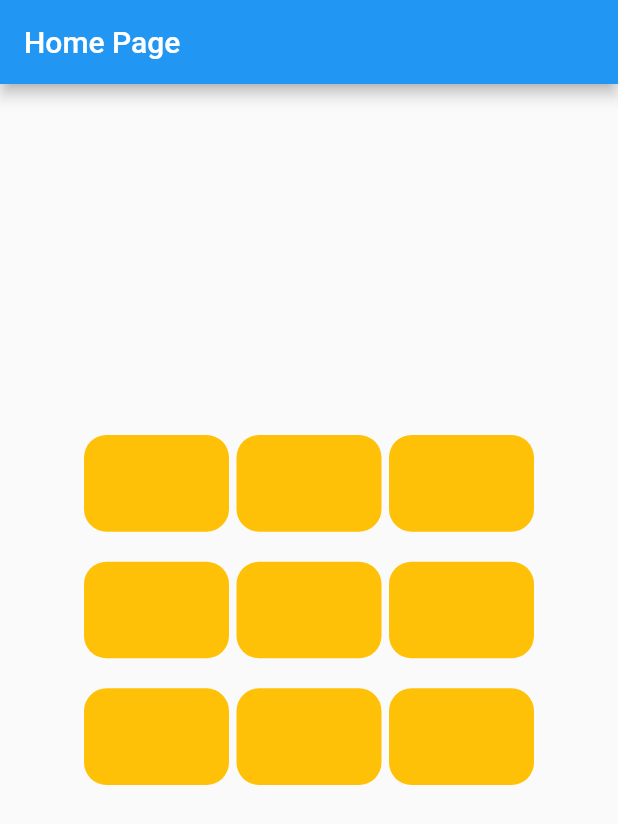
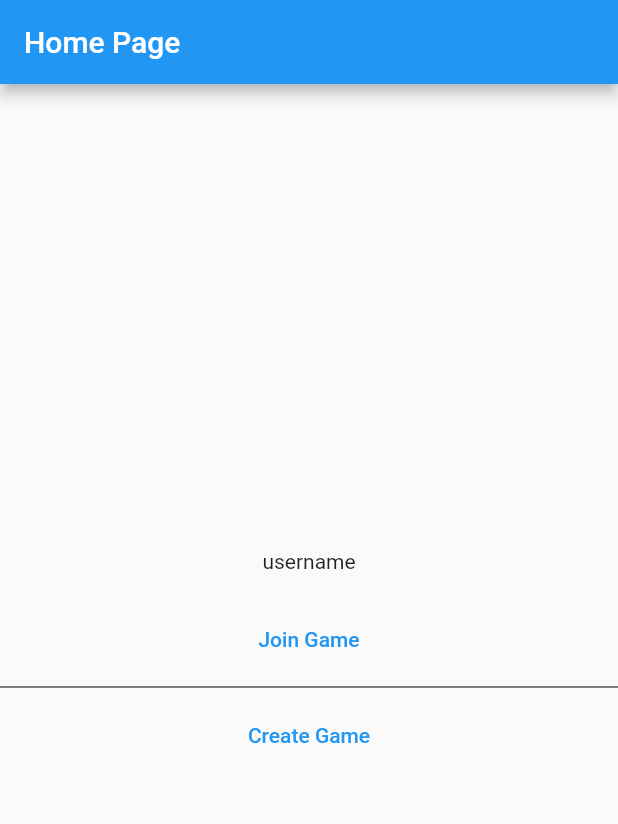
Before and after one commit to anilhyilmaz/flutter-xox-multiplayer-firebase, a Flutter app: the screen it shows after launch, on a phone screen of 412 x 824 dp. Shown: the top 824 px of the screen. Run offline on Flutter 3.47's test engine with Material 2 defaults, Android fonts, the phone set to English and light mode, and no system bars.

Commit message:
Added Main page screen to create and join game

```diff
--- /dev/null
+++ b/lib/Screens/MainPage.dart
@@ -0,0 +1,27 @@
+import 'package:flutter/material.dart';
+
+class MainPage extends StatefulWidget {
+  const MainPage({Key? key}) : super(key: key);
+
+  @override
+  State<MainPage> createState() => _MainPageState();
+}
+
+class _MainPageState extends State<MainPage> {
+  @override
+  Widget build(BuildContext context) {
+    return Column(
+      children: [
+        Padding(
+          padding: const EdgeInsets.only(bottom: 20),
+          child: Text("username"),
+        ),
+        TextButton(
+            onPressed: () => print("joined game"), child: Text("Join Game")),
+        Divider(color: Colors.black,),
+        TextButton(
+            onPressed: () => print("Created game"), child: Text("Create Game"))
+      ],
+    );
+  }
+}
--- a/lib/main.dart
+++ b/lib/main.dart
@@ -1,5 +1,6 @@
 import 'package:flutter/material.dart';
 import 'package:flutterdeneme/Class/Repo.dart';
+import 'package:flutterdeneme/Screens/MainPage.dart';
 import 'package:flutterdeneme/Utils/ConstantStyles.dart';
 import 'package:provider/provider.dart';
 
@@ -48,7 +49,7 @@ class _MyHomePageState extends State<MyHomePage> {
         child: Column(
           mainAxisAlignment: MainAxisAlignment.center,
           children: const <Widget>[
-            GridviewBuilder(),
+            MainPage(),
           ],
         ),
       ),
```
